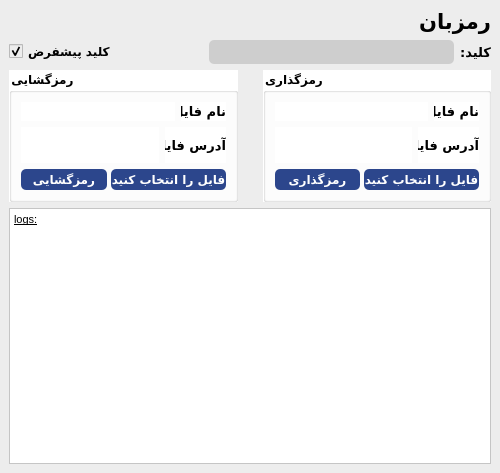
Above: untitled.ui from AmirNikravan/ramzban before the change. Below: the same form after it.
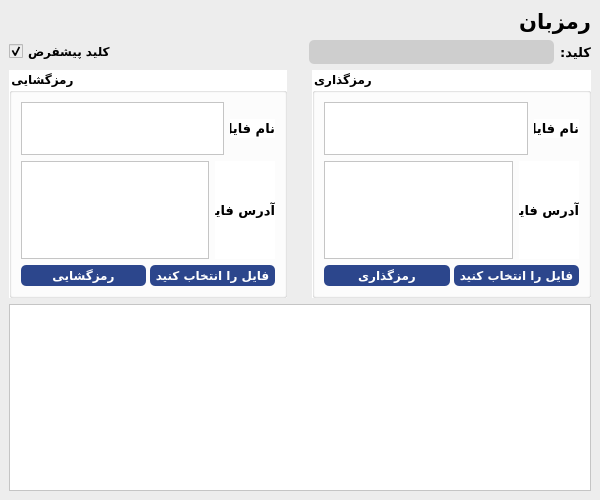
That is the form after the change.

What changed in the file:
```diff
--- a/untitled.ui
+++ b/untitled.ui
@@ -9,8 +9,8 @@
    <rect>
     <x>0</x>
     <y>0</y>
-    <width>500</width>
-    <height>473</height>
+    <width>600</width>
+    <height>500</height>
    </rect>
   </property>
   <property name="sizePolicy">
@@ -21,14 +21,14 @@
   </property>
   <property name="minimumSize">
    <size>
-    <width>500</width>
-    <height>473</height>
+    <width>600</width>
+    <height>500</height>
    </size>
   </property>
   <property name="maximumSize">
    <size>
-    <width>500</width>
-    <height>473</height>
+    <width>600</width>
+    <height>500</height>
    </size>
   </property>
   <property name="windowTitle">
@@ -160,24 +160,25 @@
          <item>
           <layout class="QHBoxLayout" name="horizontalLayout_4">
            <item>
-            <widget class="QLabel" name="label_filename_decrypt">
+            <widget class="QListWidget" name="listWidget">
+             <property name="sizePolicy">
+              <sizepolicy hsizetype="Expanding" vsizetype="Maximum">
+               <horstretch>0</horstretch>
+               <verstretch>0</verstretch>
+              </sizepolicy>
+             </property>
+             <property name="minimumSize">
+              <size>
+               <width>0</width>
+               <height>0</height>
+              </size>
+             </property>
              <property name="maximumSize">
               <size>
                <width>16777215</width>
-               <height>16777215</height>
+               <height>53</height>
               </size>
              </property>
-             <property name="font">
-              <font>
-               <family>IRANSansXFaNum</family>
-               <pointsize>10</pointsize>
-               <weight>75</weight>
-               <bold>true</bold>
-              </font>
-             </property>
-             <property name="text">
-              <string/>
-             </property>
             </widget>
            </item>
            <item>
@@ -212,18 +213,18 @@
          <item>
           <layout class="QHBoxLayout" name="horizontalLayout_5">
            <item>
-            <widget class="QLabel" name="label_fileaddress_decrypt">
-             <property name="font">
-              <font>
-               <family>Arial</family>
-               <pointsize>10</pointsize>
-              </font>
+            <widget class="QListWidget" name="listWidget_2">
+             <property name="sizePolicy">
+              <sizepolicy hsizetype="Expanding" vsizetype="Maximum">
+               <horstretch>0</horstretch>
+               <verstretch>0</verstretch>
+              </sizepolicy>
              </property>
-             <property name="text">
-              <string/>
-             </property>
-             <property name="wordWrap">
-              <bool>true</bool>
+             <property name="maximumSize">
+              <size>
+               <width>16777215</width>
+               <height>103</height>
+              </size>
              </property>
             </widget>
            </item>
@@ -361,23 +362,24 @@
          <item>
           <layout class="QHBoxLayout" name="horizontalLayout">
            <item>
-            <widget class="QLabel" name="label_filename_encrypt">
-             <property name="maximumSize">
+            <widget class="QListWidget" name="listWidget_filename_encrpyt">
+             <property name="sizePolicy">
+              <sizepolicy hsizetype="Maximum" vsizetype="Maximum">
+               <horstretch>0</horstretch>
+               <verstretch>0</verstretch>
+              </sizepolicy>
+             </property>
+             <property name="minimumSize">
               <size>
-               <width>16777215</width>
-               <height>20</height>
+               <width>0</width>
+               <height>53</height>
               </size>
              </property>
-             <property name="font">
-              <font>
-               <family>IRANSansXFaNum</family>
-               <pointsize>10</pointsize>
-               <weight>75</weight>
-               <bold>true</bold>
-              </font>
+             <property name="verticalScrollBarPolicy">
+              <enum>Qt::ScrollBarAsNeeded</enum>
              </property>
-             <property name="text">
-              <string/>
+             <property name="editTriggers">
+              <set>QAbstractItemView::NoEditTriggers</set>
              </property>
             </widget>
            </item>
@@ -413,18 +415,21 @@
          <item>
           <layout class="QHBoxLayout" name="horizontalLayout_2">
            <item>
-            <widget class="QLabel" name="label_fileaddress_encrypt">
-             <property name="font">
-              <font>
-               <family>Arial</family>
-               <pointsize>10</pointsize>
-              </font>
+            <widget class="QListWidget" name="listWidget_fileaddress_encrypt">
+             <property name="sizePolicy">
+              <sizepolicy hsizetype="Maximum" vsizetype="Maximum">
+               <horstretch>0</horstretch>
+               <verstretch>0</verstretch>
+              </sizepolicy>
              </property>
-             <property name="text">
-              <string/>
+             <property name="maximumSize">
+              <size>
+               <width>16777215</width>
+               <height>103</height>
+              </size>
              </property>
-             <property name="wordWrap">
-              <bool>true</bool>
+             <property name="verticalScrollBarPolicy">
+              <enum>Qt::ScrollBarAsNeeded</enum>
              </property>
             </widget>
            </item>
@@ -542,7 +547,6 @@
 &lt;html&gt;&lt;head&gt;&lt;meta name=&quot;qrichtext&quot; content=&quot;1&quot; /&gt;&lt;style type=&quot;text/css&quot;&gt;
 p, li { white-space: pre-wrap; }
 &lt;/style&gt;&lt;/head&gt;&lt;body style=&quot; font-family:'MS Shell Dlg 2'; font-size:8pt; font-weight:400; font-style:normal;&quot;&gt;
-&lt;p style=&quot; margin-top:0px; margin-bottom:0px; margin-left:0px; margin-right:0px; -qt-block-indent:0; text-indent:0px;&quot;&gt;&lt;span style=&quot; text-decoration: underline;&quot;&gt;logs:&lt;/span&gt;&lt;/p&gt;
 &lt;p style=&quot;-qt-paragraph-type:empty; margin-top:0px; margin-bottom:0px; margin-left:0px; margin-right:0px; -qt-block-indent:0; text-indent:0px;&quot;&gt;&lt;br /&gt;&lt;/p&gt;&lt;/body&gt;&lt;/html&gt;</string>
       </property>
      </widget>
```
